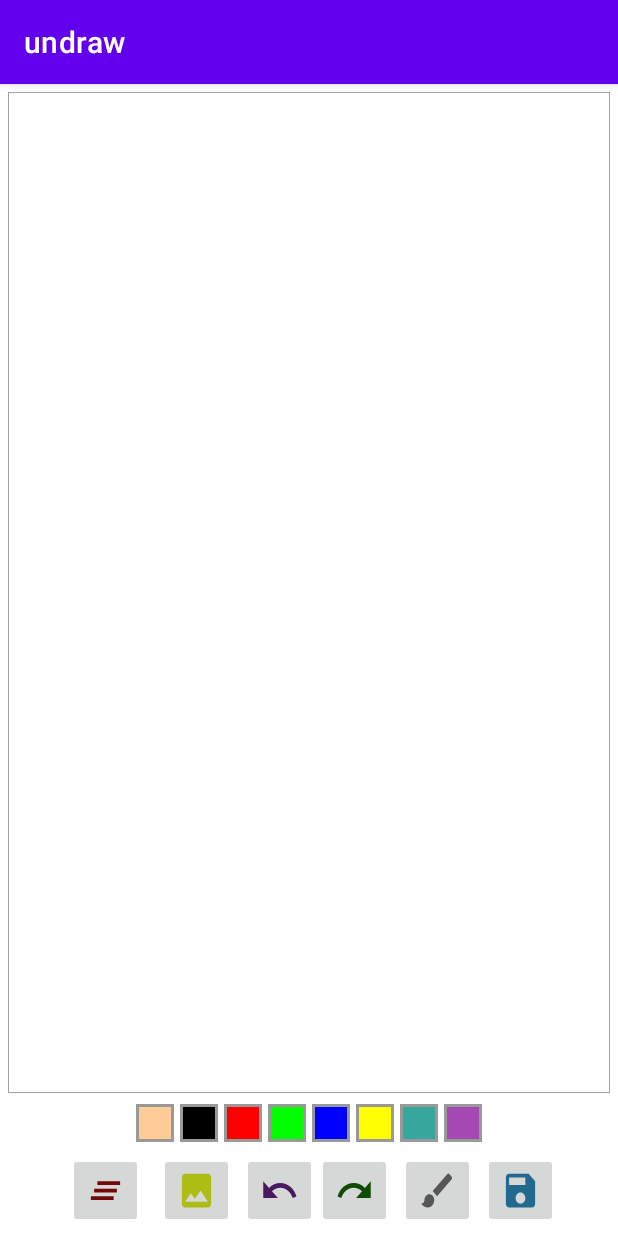
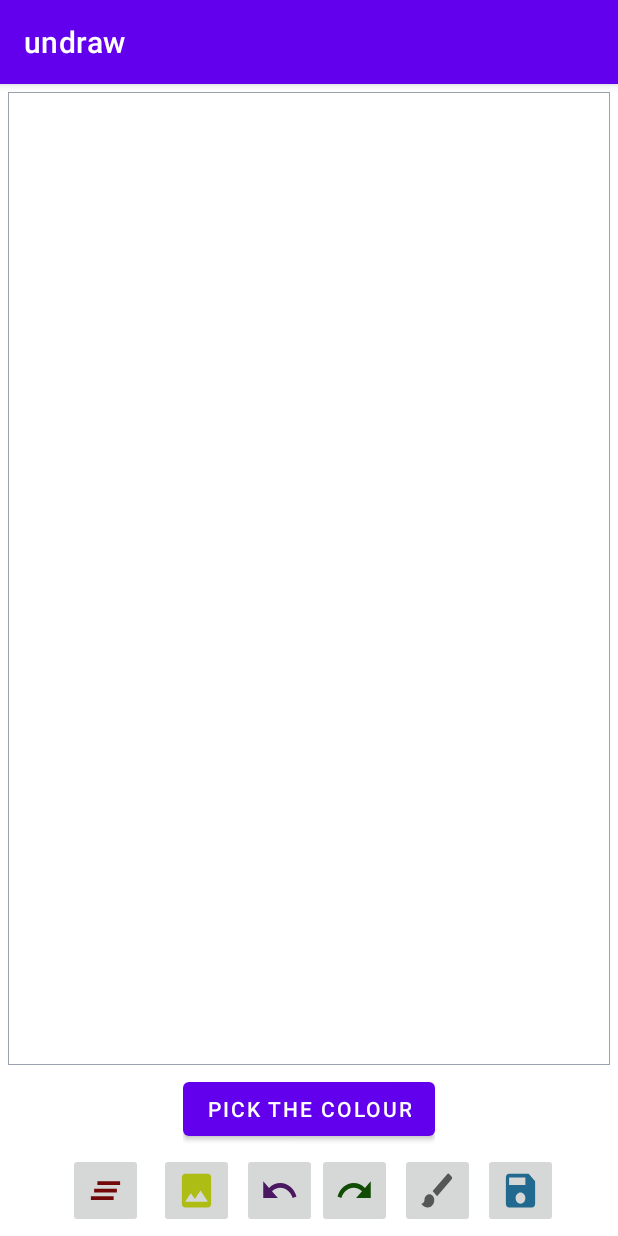
Before and after one commit to Smarshal21/undraw, an Android app: the screen it shows after launch (MainActivity), on a phone screen of 412 x 824 dp. Run offline under Robolectric (Android 15) with nearby library versions, the phone set to English and light mode, and no system bars; our stand-ins replace data binding; libraries missing offline, so code that uses them is left out: yuku.ambilwarna.

Commit message:
Added Colour Picker to select different colours

```diff
--- a/app/build.gradle
+++ b/app/build.gradle
@@ -39,6 +39,7 @@ dependencies {
     implementation "androidx.activity:activity-ktx:1.4.0-beta01"
     implementation 'androidx.core:core-ktx:1.7.0'
     implementation 'androidx.appcompat:appcompat:1.4.0'
+    implementation 'com.github.yukuku:ambilwarna:2.0.1'
     implementation 'com.google.android.material:material:1.4.0'
     implementation 'androidx.constraintlayout:constraintlayout:2.1.2'
     testImplementation 'junit:junit:4.+'
--- a/app/src/main/java/com/rihsi/dyno/undraw/DrawingView.kt
+++ b/app/src/main/java/com/rihsi/dyno/undraw/DrawingView.kt
@@ -7,6 +7,7 @@ import android.util.AttributeSet
 import android.util.TypedValue
 import android.view.MotionEvent
 import android.view.View
+import yuku.ambilwarna.AmbilWarnaDialog
 import java.io.File
 import java.io.FileOutputStream
 
@@ -17,7 +18,7 @@ class DrawingView(context: Context, attrs: AttributeSet) : View(context, attrs)
     private var mDrawPaint: Paint? = null
     private var mCanvasPaint: Paint? = null
     private var mBrushSize: Float = 0.toFloat()
-    private var color = Color.BLACK
+    private var mcolor = Color.BLACK
     private var canvas: Canvas? = null  // it is the background on which we draw
     private var mPaths = ArrayList<CustomPath>()
     private val mUndoPaths = ArrayList<CustomPath>()
@@ -28,14 +29,21 @@ class DrawingView(context: Context, attrs: AttributeSet) : View(context, attrs)
 
     private fun setUpDrawing() {
         mDrawPaint = Paint()
-        mDrawPath = CustomPath(color, mBrushSize)
-        mDrawPaint!!.color = color
+        mDrawPath = CustomPath(mcolor, mBrushSize)
+        mDrawPaint!!.color = mcolor
         mDrawPaint!!.style = Paint.Style.STROKE // This is to draw a STROKE style
         mDrawPaint!!.strokeJoin = Paint.Join.ROUND // This is for store join
         mDrawPaint!!.strokeCap = Paint.Cap.ROUND // This is for stroke Cap
         mCanvasPaint = Paint(Paint.DITHER_FLAG) // Paint flag that enables dithering when blitting.
     }
-
+    fun openColorPicker() {
+        val colorPicker = AmbilWarnaDialog(context, mcolor, object : AmbilWarnaDialog.OnAmbilWarnaListener {
+            override fun onCancel(dialog: AmbilWarnaDialog) {}
+            override fun onOk(dialog: AmbilWarnaDialog, color: Int) {
+                mcolor = color
+            }
+        })
+        colorPicker.show()}
     override fun onSizeChanged(w: Int, h: Int, oldw: Int, oldh: Int) {
         super.onSizeChanged(w, h, oldw, oldh)
         mCanvasBitmap = Bitmap.createBitmap(w, h, Bitmap.Config.ARGB_8888)
@@ -64,7 +72,7 @@ class DrawingView(context: Context, attrs: AttributeSet) : View(context, attrs)
 
         when (event?.action) {
             MotionEvent.ACTION_DOWN -> {
-                mDrawPath!!.color = color
+                mDrawPath!!.color = mcolor
                 mDrawPath!!.brushThickness = mBrushSize
                 mDrawPath!!.reset()
                 if (touchX != null) {
@@ -81,7 +89,7 @@ class DrawingView(context: Context, attrs: AttributeSet) : View(context, attrs)
             }
             MotionEvent.ACTION_UP -> {
                 mPaths.add(mDrawPath!!)
-                mDrawPath = CustomPath(color, mBrushSize)
+                mDrawPath = CustomPath(mcolor, mBrushSize)
             }
             else -> return false
         }
--- a/app/src/main/java/com/rihsi/dyno/undraw/MainActivity.kt
+++ b/app/src/main/java/com/rihsi/dyno/undraw/MainActivity.kt
@@ -51,6 +51,7 @@ class MainActivity : AppCompatActivity() {
         binding.ibUndo.setOnClickListener { drawingView.undo() }
         binding.ibRedo.setOnClickListener { drawingView.redo() }
         binding.ibClear.setOnClickListener { drawingView.clear() }
+        binding.pickcolour.setOnClickListener{drawingView.openColorPicker()}
 
         binding.ibGallery.setOnClickListener {
             if (isReadStorageAllowed()) {
--- a/app/src/main/res/layout/activity_main.xml
+++ b/app/src/main/res/layout/activity_main.xml
@@ -50,77 +50,11 @@
             app:layout_constraintRight_toRightOf="parent"
             app:layout_constraintTop_toBottomOf="@id/fl_drawing_view_container">
 
-            <ImageButton
-                android:layout_width="25dp"
-                android:layout_height="25dp"
-                android:layout_margin="2dp"
-                android:background="@color/skin"
-                android:contentDescription="@string/image"
-                android:src="@drawable/pallet_normal"
-                android:tag="@color/skin" />
-
-            <ImageButton
-                android:layout_width="25dp"
-                android:layout_height="25dp"
-                android:layout_margin="2dp"
-                android:background="@color/black"
-                android:contentDescription="@string/image"
-                android:src="@drawable/pallet_normal"
-                android:tag="@color/black" />
-
-            <ImageButton
-                android:layout_width="25dp"
-                android:layout_height="25dp"
-                android:layout_margin="2dp"
-                android:background="@color/red"
-                android:contentDescription="image"
-                android:src="@drawable/pallet_normal"
-                android:tag="@color/red" />
-
-            <ImageButton
-                android:layout_width="25dp"
-                android:layout_height="25dp"
-                android:layout_margin="2dp"
-                android:background="@color/green"
-                android:contentDescription="@string/image"
-                android:src="@drawable/pallet_normal"
-                android:tag="@color/green" />
-
-            <ImageButton
-                android:layout_width="25dp"
-                android:layout_height="25dp"
-                android:layout_margin="2dp"
-                android:background="@color/blue"
-                android:contentDescription="@string/image"
-                android:src="@drawable/pallet_normal"
-                android:tag="@color/blue" />
-
-            <ImageButton
-                android:layout_width="25dp"
-                android:layout_height="25dp"
-                android:layout_margin="2dp"
-                android:background="@color/yellow"
-                android:contentDescription="@string/image"
-                android:src="@drawable/pallet_normal"
-                android:tag="@color/yellow" />
-
-            <ImageButton
-                android:layout_width="25dp"
-                android:layout_height="25dp"
-                android:layout_margin="2dp"
-                android:background="@color/lollipop"
-                android:contentDescription="@string/image"
-                android:src="@drawable/pallet_normal"
-                android:tag="@color/lollipop" />
-
-            <ImageButton
-                android:layout_width="25dp"
-                android:layout_height="25dp"
-                android:layout_margin="2dp"
-                android:background="@color/random"
-                android:contentDescription="@string/image"
-                android:src="@drawable/pallet_normal"
-                android:tag="@color/random" />
+           <Button
+               android:layout_width="match_parent"
+               android:layout_height="match_parent"
+               android:text="Pick The Colour"
+               android:id="@+id/pickcolour"/>
         </LinearLayout>
 
         <LinearLayout
```
